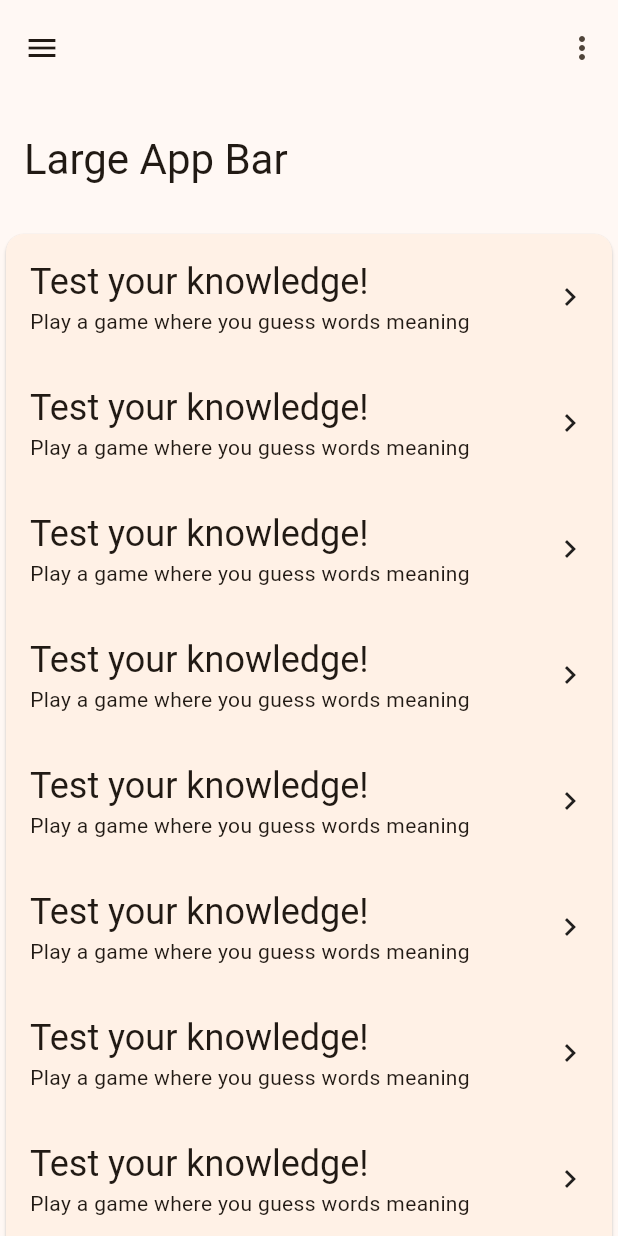
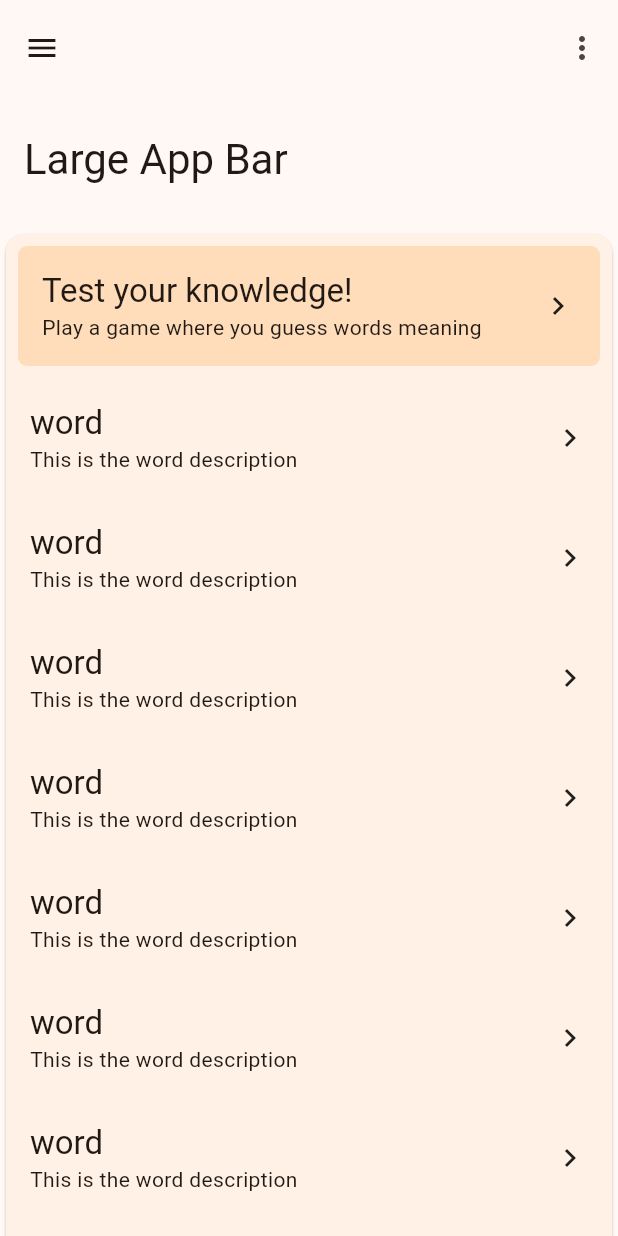
Before and after one commit to Sonya-Proskurina/word_couch, a Flutter app: the screen it shows after launch, after a tap on the "menu" icon, on a phone screen of 412 x 824 dp. Run offline on Flutter 3.47's test engine with Material 2 defaults, Android fonts, the light colour scheme and no system bars; our stand-ins replace freezed_annotation.

Commit message:
used color styles from the theme

```diff
--- a/lib/main.dart
+++ b/lib/main.dart
@@ -1,6 +1,6 @@
 import 'package:flutter/material.dart';
 
-void main() {
+void main() async {
   runApp(MyApp());
 }
 
@@ -32,10 +32,51 @@ class MyApp extends StatelessWidget {
             SliverToBoxAdapter(
               child: Card(
                 child: Column(
-                    children: List.generate(10, (_) => const CardWidget())),
+                  children: [
+                    PlayGameCard(),
+                    Column(
+                        children: List.generate(10, (_) => const CardWidget())),
+                  ],
+                ),
               ),
             )
           ],
+        ),
+      ),
+    );
+  }
+}
+
+class PlayGameCard extends StatelessWidget {
+  const PlayGameCard({super.key});
+
+  @override
+  Widget build(BuildContext context) {
+    return Padding(
+      padding: const EdgeInsets.all(8.0),
+      child: Container(
+        decoration: BoxDecoration(
+            color: Theme.of(context).colorScheme.primaryContainer,
+            borderRadius: BorderRadius.circular(6.0)),
+        child: Padding(
+          padding: const EdgeInsets.all(16.0),
+          child: Row(
+            children: [
+              Expanded(
+                  child: Column(
+                crossAxisAlignment: CrossAxisAlignment.start,
+                children: [
+                  Text(
+                    "Test your knowledge!",
+                    style: Theme.of(context).textTheme.titleLarge,
+                  ),
+                  Text("Play a game where you guess words meaning",
+                      style: Theme.of(context).textTheme.bodyMedium)
+                ],
+              )),
+              const Icon(Icons.keyboard_arrow_right_outlined)
+            ],
+          ),
         ),
       ),
     );
@@ -56,10 +97,10 @@ class CardWidget extends StatelessWidget {
             crossAxisAlignment: CrossAxisAlignment.start,
             children: [
               Text(
-                "Test your knowledge!",
-                style: Theme.of(context).textTheme.headlineSmall,
+                "word",
+                style: Theme.of(context).textTheme.titleLarge,
               ),
-              Text("Play a game where you guess words meaning",
+              Text("This is the word description",
                   style: Theme.of(context).textTheme.bodyMedium)
             ],
           )),
```
